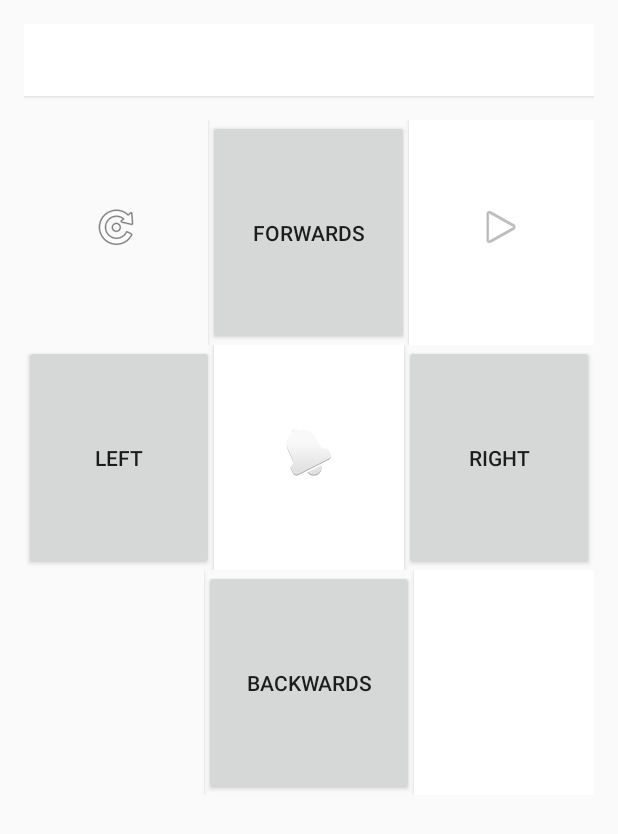
After one commit to didi27/BallRobot, an Android app: the layout activity_main.xml on its own in the app's theme, with its tools: preview values and no code run, on a phone screen of 412 x 824 dp. The commit adds this screen. Shown: the top 834 px of the screen. Run offline under Robolectric (Android 15) with nearby library versions, the phone set to English and light mode, and no system bars.

Commit message:
Full Project

```diff
--- /dev/null
+++ b/app/src/main/res/layout/activity_main.xml
@@ -0,0 +1,108 @@
+<?xml version="1.0" encoding="utf-8"?>
+   <LinearLayout xmlns:android="http://schemas.android.com/apk/res/android"
+        xmlns:tools="http://schemas.android.com/tools"
+        android:orientation="vertical"
+        android:layout_width="match_parent"
+        android:layout_height="match_parent"
+        android:paddingBottom="@dimen/activity_vertical_margin"
+        android:paddingLeft="@dimen/activity_horizontal_margin"
+        android:paddingRight="@dimen/activity_horizontal_margin"
+        android:paddingTop="@dimen/activity_vertical_margin"
+        tools:context="ch.ydt.ballbotremote.MainActivity">
+
+        <Button
+            android:layout_width="match_parent"
+            android:layout_height="wrap_content"
+            android:text=""
+            android:background="#ffffff"
+            android:id="@+id/buttonConnStat"
+            android:layout_marginBottom="16dp"
+            />
+
+    <LinearLayout
+        android:orientation="horizontal"
+        android:layout_width="match_parent"
+        android:layout_height="150dp"
+        android:weightSum="3">
+        <Button
+            android:layout_width="wrap_content"
+            android:layout_height="match_parent"
+            android:id="@+id/buttonFlip"
+            android:drawableTop="@android:drawable/ic_menu_rotate"
+            android:paddingTop="55dp"
+            android:background="#FAFAFA"
+            android:layout_weight="1"
+            />
+        <Button
+            android:layout_width="wrap_content"
+            android:layout_height="match_parent"
+            android:text="Forwards"
+            android:id="@+id/buttonForwards"
+            android:layout_weight="1"/>
+        <Button
+            android:layout_width="wrap_content"
+            android:layout_height="match_parent"
+            android:id="@+id/buttonFlip2"
+            android:drawableTop="@android:drawable/ic_media_play"
+            android:paddingTop="55dp"
+            android:background="#ffffff"
+            android:layout_weight="1"/>
+    </LinearLayout>
+    <LinearLayout
+        android:orientation="horizontal"
+        android:layout_width="match_parent"
+        android:layout_height="150dp"
+        android:weightSum="3">
+        <Button
+            android:layout_width="wrap_content"
+            android:layout_height="match_parent"
+            android:text="Left"
+            android:id="@+id/buttonTurnLeft"
+            android:layout_weight="1"
+            />
+
+        <Button
+            android:layout_width="wrap_content"
+            android:layout_height="match_parent"
+
+            android:id="@+id/button7"
+            android:drawableTop="@android:drawable/ic_popup_reminder"
+            android:paddingTop="55dp"
+            android:layout_weight="1"
+            android:background="#ffffff"
+            />
+
+        <Button
+            android:layout_width="wrap_content"
+            android:layout_height="match_parent"
+            android:text="Right"
+            android:id="@+id/buttonTurnRight"
+            android:layout_weight="1"/>
+        </LinearLayout>
+    <LinearLayout
+        android:orientation="horizontal"
+        android:layout_width="match_parent"
+        android:layout_height="150dp"
+        android:weightSum="3">
+        <Button
+            android:layout_width="wrap_content"
+            android:layout_height="match_parent"
+            android:background="@color/background_material_light"
+            android:id="@+id/textView"
+            android:layout_weight="1"/>
+
+        <Button
+            android:layout_width="wrap_content"
+            android:layout_height="match_parent"
+            android:text="Backwards"
+            android:id="@+id/buttonBackwards"
+            android:layout_weight="1"/>
+        <Button
+            android:layout_width="wrap_content"
+            android:layout_height="match_parent"
+            android:id="@+id/x"
+            android:background="#ffffff"
+            android:layout_weight="1"/>
+        </LinearLayout>
+
+    </LinearLayout>
--- /dev/null
+++ b/app/src/main/res/values-w820dp/dimens.xml
@@ -0,0 +1,6 @@
+<resources>
+    <!-- Example customization of dimensions originally defined in res/values/dimens.xml
+         (such as screen margins) for screens with more than 820dp of available width. This
+         would include 7" and 10" devices in landscape (~960dp and ~1280dp respectively). -->
+    <dimen name="activity_horizontal_margin">64dp</dimen>
+</resources>
--- /dev/null
+++ b/app/src/main/res/values/colors.xml
@@ -0,0 +1,6 @@
+<?xml version="1.0" encoding="utf-8"?>
+<resources>
+    <color name="colorPrimary">#3F51B5</color>
+    <color name="colorPrimaryDark">#303F9F</color>
+    <color name="colorAccent">#FF4081</color>
+</resources>
--- /dev/null
+++ b/app/src/main/res/values/dimens.xml
@@ -0,0 +1,5 @@
+<resources>
+    <!-- Default screen margins, per the Android Design guidelines. -->
+    <dimen name="activity_horizontal_margin">16dp</dimen>
+    <dimen name="activity_vertical_margin">16dp</dimen>
+</resources>
--- /dev/null
+++ b/app/src/main/res/values/strings.xml
@@ -0,0 +1,4 @@
+<resources>
+    <string name="app_name">BallBot Remote</string>
+    <string name="action_settings">Wifi Settings</string>
+</resources>
--- /dev/null
+++ b/app/src/main/res/values/styles.xml
@@ -0,0 +1,11 @@
+<resources>
+
+    <!-- Base application theme. -->
+    <style name="AppTheme" parent="Theme.AppCompat.Light.DarkActionBar">
+        <!-- Customize your theme here. -->
+        <item name="colorPrimary">@color/colorPrimary</item>
+        <item name="colorPrimaryDark">@color/colorPrimaryDark</item>
+        <item name="colorAccent">@color/colorAccent</item>
+    </style>
+
+</resources>
```
Also changed, not shown: app/src/main/AndroidManifest.xml (added, +22 -0 lines), app/src/main/java/ch/ydt/ballbotremote/MainActivity.java (+156 -9 lines), app/src/main/res/menu/settings.xml (added, +9 -0 lines), app/src/main/res/mipmap-hdpi/ic_launcher.png (added), app/src/main/res/mipmap-mdpi/ic_launcher.png (added), app/src/main/res/mipmap-xhdpi/ic_launcher.png (added), app/src/main/res/mipmap-xxhdpi/ic_launcher.png (added), app/src/main/res/mipmap-xxxhdpi/ic_launcher.png (added).
